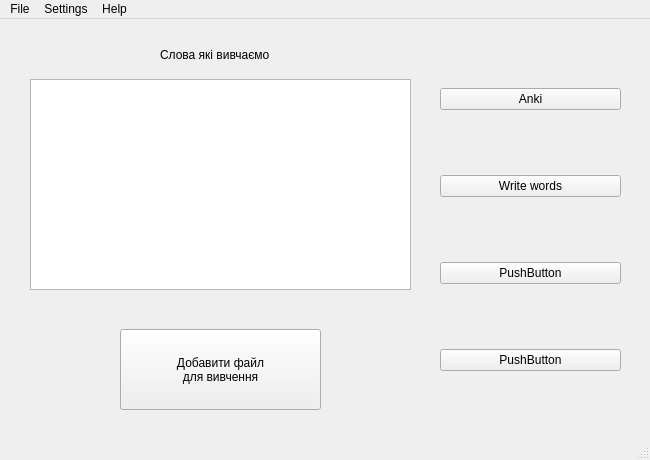
Qt form UI/menu.ui (Alexhromov/EnglistWords) before a commit.
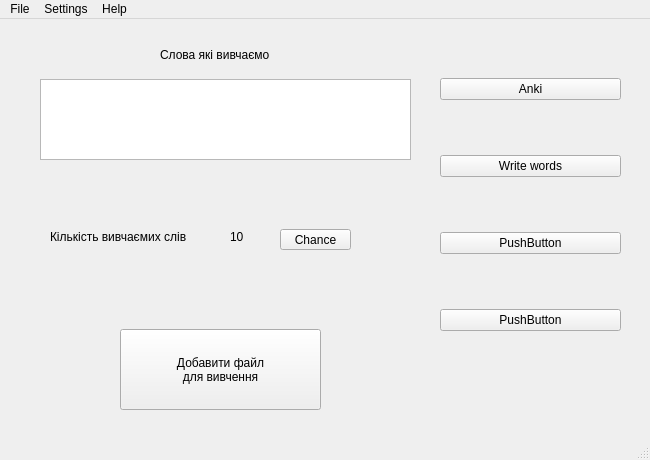
The same form after that commit.

Commit message: Add new function Text test. Change menu, setup anki -> setup, for all other funtion, set or change num of word.

```diff
--- a/UI/menu.ui
+++ b/UI/menu.ui
@@ -20,7 +20,7 @@
       <x>440</x>
       <y>10</y>
       <width>181</width>
-      <height>401</height>
+         <height>351</height>
      </rect>
     </property>
     <layout class="QVBoxLayout" name="verticalLayout">
@@ -60,10 +60,10 @@
    <widget class="QTextEdit" name="textEdit">
     <property name="geometry">
      <rect>
-      <x>30</x>
+         <x>40</x>
       <y>60</y>
-      <width>381</width>
-      <height>211</height>
+         <width>371</width>
+         <height>81</height>
      </rect>
     </property>
    </widget>
@@ -94,6 +94,45 @@
 для вивчення</string>
     </property>
    </widget>
+      <widget class="QLabel" name="label_2">
+          <property name="geometry">
+              <rect>
+                  <x>50</x>
+                  <y>210</y>
+                  <width>161</width>
+                  <height>16</height>
+              </rect>
+          </property>
+          <property name="text">
+              <string>Кількість вивчаємих слів</string>
+          </property>
+      </widget>
+      <widget class="QLabel" name="label_3">
+          <property name="geometry">
+              <rect>
+                  <x>230</x>
+                  <y>210</y>
+                  <width>21</width>
+                  <height>16</height>
+              </rect>
+          </property>
+          <property name="text">
+              <string>10</string>
+          </property>
+      </widget>
+      <widget class="QPushButton" name="pushButton_6">
+          <property name="geometry">
+              <rect>
+                  <x>280</x>
+                  <y>210</y>
+                  <width>71</width>
+                  <height>21</height>
+              </rect>
+          </property>
+          <property name="text">
+              <string>Chance</string>
+          </property>
+      </widget>
   </widget>
   <widget class="QMenuBar" name="menubar">
    <property name="geometry">
```
The commit also changes 8 other files.
